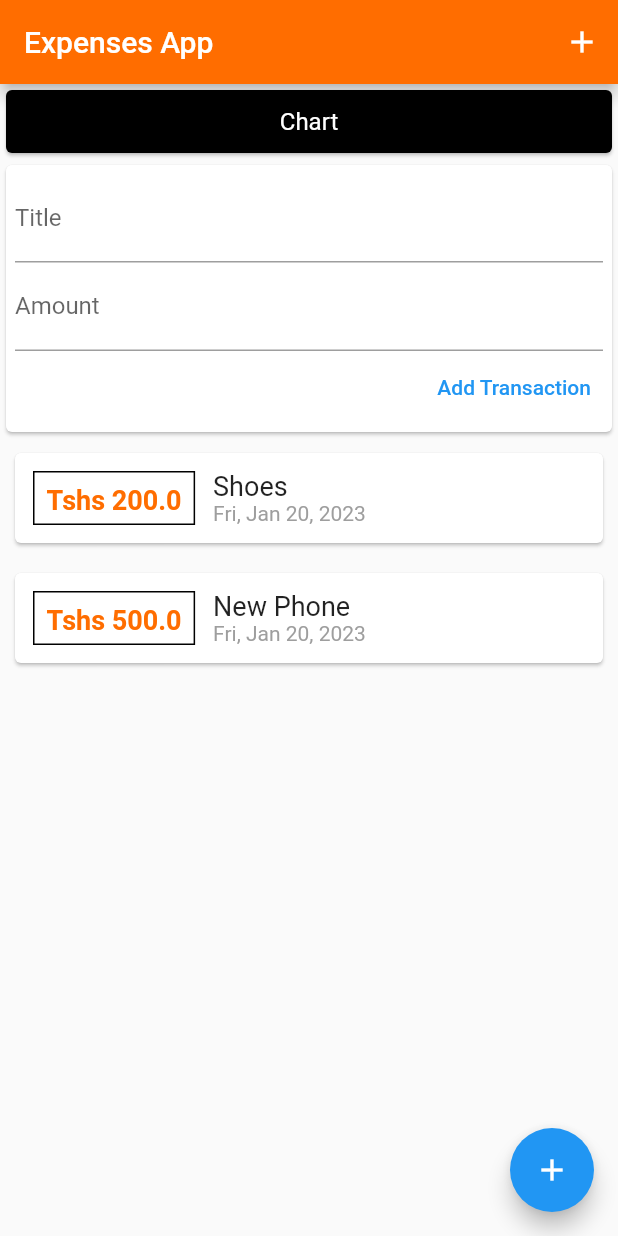
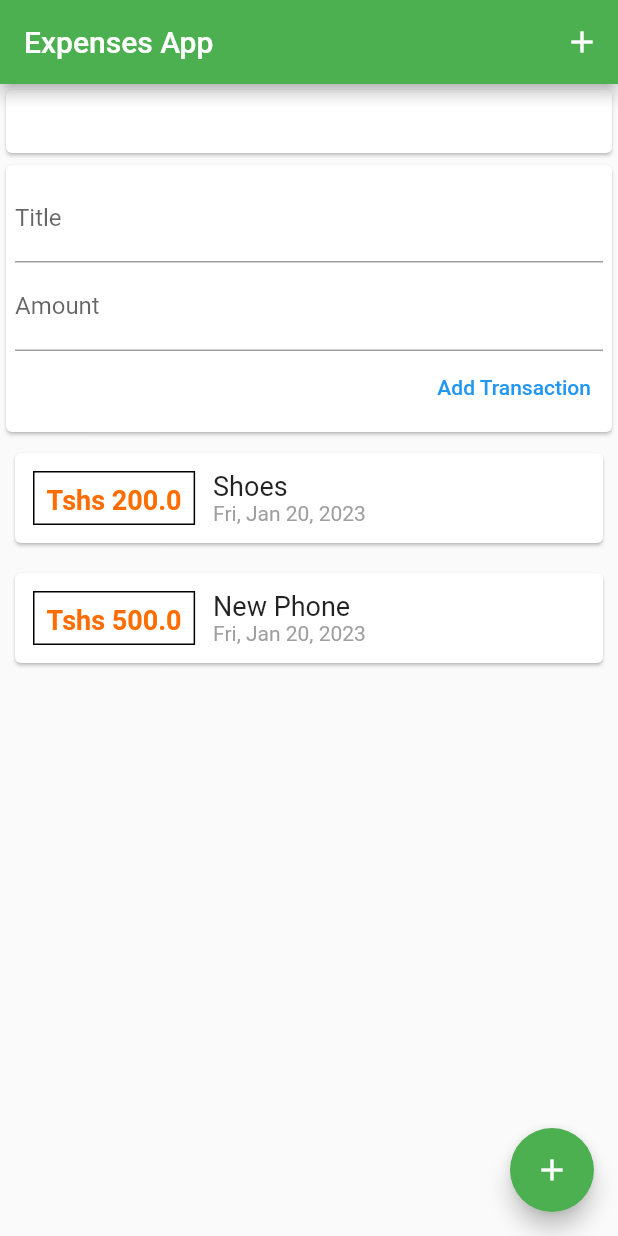
Before and after one commit to MajidNjozi/expenses_app, a Flutter app: the screen it shows after launch, on a phone screen of 412 x 824 dp. Run offline on Flutter 3.47's test engine with Material 2 defaults, Android fonts, the phone set to English and light mode, and no system bars.

Commit message:
Adding a Color Theme:

```diff
--- a/lib/main.dart
+++ b/lib/main.dart
@@ -12,7 +12,10 @@ class ExpensesApp extends StatelessWidget {
 
   @override
   Widget build(BuildContext context) {
-    return const MaterialApp(
+    return MaterialApp(
+      theme: ThemeData(
+        primarySwatch: Colors.green,
+      ),
       home: HomePage(),
     );
   }
@@ -34,10 +37,10 @@ class _HomePageState extends State<HomePage> {
     return MaterialApp(
       home: Scaffold(
         appBar: AppBar(
+          backgroundColor: Theme.of(context).primaryColor,
           actions: [
             IconButton(icon: Icon(Icons.add), onPressed: () {}),
           ],
-          backgroundColor: Colors.orangeAccent[700],
           title: const Text(
             'Expenses App',
           ),
@@ -50,7 +53,7 @@ class _HomePageState extends State<HomePage> {
               Container(
                 height: 50,
                 child: const Card(
-                  color: Colors.black,
+                  //  color: Colors.black,
                   child: Center(
                     child: Text(
                       "Chart",
@@ -68,6 +71,7 @@ class _HomePageState extends State<HomePage> {
         ),
         floatingActionButtonLocation: location,
         floatingActionButton: FloatingActionButton(
+          backgroundColor: Theme.of(context).primaryColor,
           child: Icon(Icons.add),
           onPressed: () {},
         ),
```
